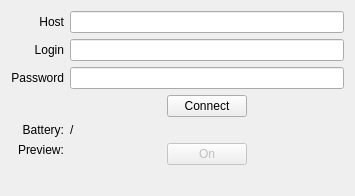
The window that HCI/ui/WindowsDevicePortal.ui (limvi-licef/VirtualLabelsAR) describes before a commit, drawn with Qt 5.
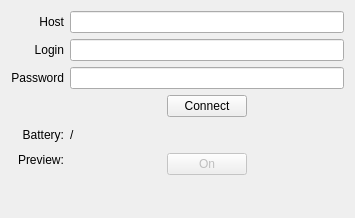
The same window after the commit.

Diff of the .ui file:
```diff
--- a/HCI/ui/WindowsDevicePortal.ui
+++ b/HCI/ui/WindowsDevicePortal.ui
@@ -7,7 +7,7 @@
     <x>0</x>
     <y>0</y>
     <width>355</width>
-    <height>193</height>
+    <height>218</height>
    </rect>
   </property>
   <property name="sizePolicy">
```
